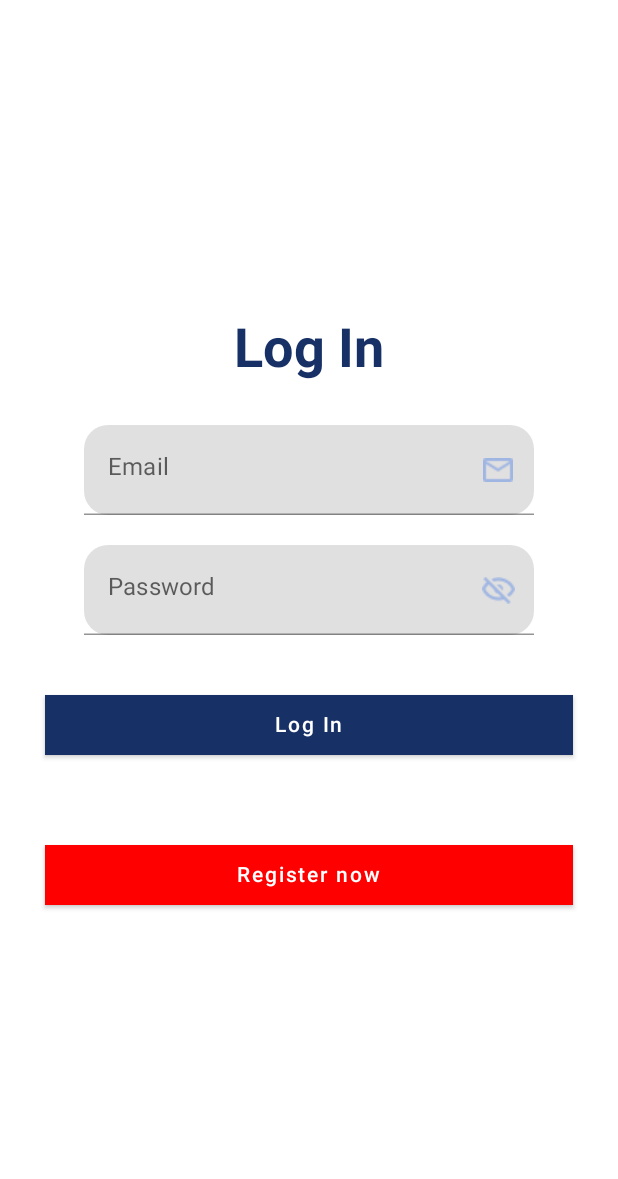
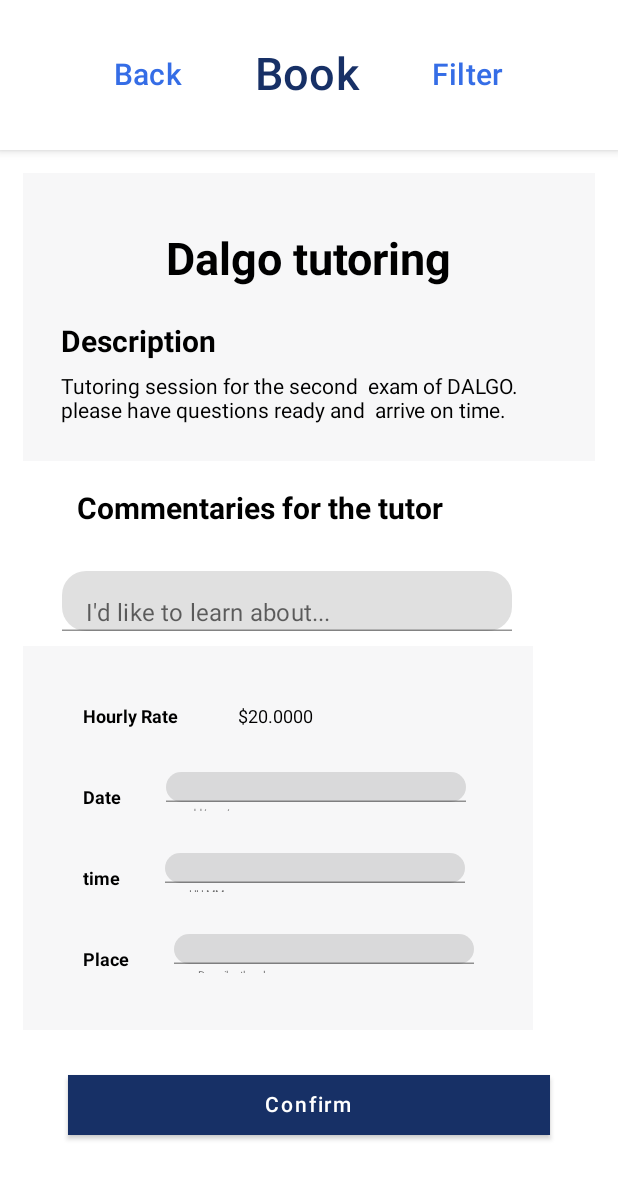
Before and after one commit to shernandezf/MoniApp, an Android app built with Jetpack Compose: the @Preview function DefaultPreview, on a phone screen of 412 x 824 dp. Shown: the top 1179 px of the screen. Run offline under Robolectric (Android 15) with nearby library versions, the phone set to English and light mode, and no system bars.

Commit message:
BookTutoring view finished

```diff
--- a/app/src/main/java/edu/uniandes/moni/navigation/AppNavigation.kt
+++ b/app/src/main/java/edu/uniandes/moni/navigation/AppNavigation.kt
@@ -1,11 +1,15 @@
 package edu.uniandes.moni.navigation
 
 import androidx.compose.runtime.Composable
+import androidx.navigation.NavArgument
+import androidx.navigation.NavType
 import androidx.navigation.compose.NavHost
 import androidx.navigation.compose.composable
 import androidx.navigation.compose.rememberNavController
+import androidx.navigation.navArgument
 import com.example.monitores.HolePage
 import edu.uniandes.moni.data.User
+import edu.uniandes.moni.ui.BookTutoringScreen
 import edu.uniandes.moni.ui.CreateTutoryScreen
 import edu.uniandes.moni.ui.LogInScreen
 import edu.uniandes.moni.ui.SignUpScreen
@@ -28,5 +32,14 @@ fun AppNavigation() {
         composable(route = AppScreens.CreateTutoryScreen.route) {
             CreateTutoryScreen(navController)
         }
+
+        composable(route = AppScreens.BookTutoringScreen.route + "{idTutoring}" , arguments = listOf(
+            navArgument(name = "idTutoring"){
+                type = NavType.StringType
+            }
+        )) {
+            BookTutoringScreen(navController, it.arguments?.getString("idTutoring"))
+        }
+
     }
 }
--- a/app/src/main/java/edu/uniandes/moni/navigation/AppScreens.kt
+++ b/app/src/main/java/edu/uniandes/moni/navigation/AppScreens.kt
@@ -4,6 +4,6 @@ sealed class AppScreens(val route: String) {
     object LoginScreen: AppScreens("log_in")
     object SignUpScreen: AppScreens("sign_up")
     object SearchScreen: AppScreens("search")
-
     object CreateTutoryScreen: AppScreens("create_tutory")
+    object BookTutoringScreen: AppScreens("book_tutoring")
 }
--- a/app/src/main/java/edu/uniandes/moni/ui/BookTutoring.kt
+++ b/app/src/main/java/edu/uniandes/moni/ui/BookTutoring.kt
@@ -1,26 +1,199 @@
 package edu.uniandes.moni.ui
 
-import androidx.compose.foundation.layout.Box
-import androidx.compose.foundation.layout.padding
-import androidx.compose.material.Scaffold
-import androidx.compose.material.rememberScaffoldState
-import androidx.compose.runtime.Composable
+import androidx.compose.foundation.background
+import androidx.compose.foundation.layout.*
+import androidx.compose.foundation.shape.RoundedCornerShape
+import androidx.compose.material.*
+import androidx.compose.runtime.*
+import androidx.compose.ui.Alignment
 import androidx.compose.ui.Modifier
+import androidx.compose.ui.graphics.Color
+import androidx.compose.ui.graphics.RectangleShape
+import androidx.compose.ui.text.font.FontWeight
+import androidx.compose.ui.tooling.preview.Preview
+import androidx.compose.ui.unit.dp
+import androidx.compose.ui.unit.sp
 import androidx.navigation.NavController
+import androidx.navigation.compose.rememberNavController
 import com.example.monitores.BottomPart
 import com.example.monitores.TitleWithButtons
+import edu.uniandes.moni.navigation.AppNavigation
+import edu.uniandes.moni.navigation.AppScreens
+import edu.uniandes.moni.ui.theme.MoniTheme
 
 @Composable
-fun BookTutoringScreen(navController: NavController) {
+fun BookTutoringScreen(navController: NavController, idTutoring: String?) {
 
     val scaffoldState = rememberScaffoldState()
     Scaffold(
         scaffoldState = scaffoldState,
-        topBar = { TitleWithButtons( "Search", true, true) },
+        topBar = { TitleWithButtons( "Book", true, true) },
         bottomBar = { }
     ) {contentPadding ->
         Box(modifier = Modifier
-            .padding(contentPadding)) {
+            .padding(contentPadding)
+            .padding(15.dp)
+        ) {
+            Column() {
+                TutoringDescription("Dalgo tutoring", "Tutoring session for the second  exam of DALGO. please have questions ready and  arrive on time.")
+                var commentary = TextFieldWithTitle("Commentaries for the tutor", "I'd like to learn about...")
+                BoxWithRows("Hourly Rate", "$20.0000",
+                "Date", "dd/mm/yyyy",
+                "time","HH:MM",
+                "Place", "Describe the place")
+                Button(onClick = {
+                    navController.navigate(route = AppScreens.SignUpScreen.route)
+
+                },
+                    colors = ButtonDefaults.buttonColors(backgroundColor = Color(23,48,102)),
+                    shape = RectangleShape,
+                    modifier = Modifier
+                        .fillMaxWidth()
+                        .padding(30.dp)
+                        .size(300.dp, 40.dp))
+
+                {
+                    Text(
+                        text = "Confirm",
+                        color = Color.White
+                    )
+
+                }
+            }
+
         }
     }
 }
+
+@Composable
+fun TutoringDescription(tutoryTitle: String, description: String) {
+    Box(
+        modifier = Modifier
+            .background(Color(247, 247, 248))
+            .padding(20.dp)
+    ) {
+        Column() {
+            Text(
+                text = tutoryTitle,
+                fontSize = 30.sp,
+                color = Color.Black,
+
+                fontWeight = FontWeight.Bold,
+                modifier = Modifier
+                    .align(Alignment.CenterHorizontally)
+                    .padding(20.dp)
+            )
+
+            Text(
+                text = "Description",
+                fontSize = 20.sp,
+                color = Color.Black,
+
+                fontWeight = FontWeight.Bold,
+                modifier = Modifier
+                    .align(Alignment.Start)
+                    .padding(5.dp)
+            )
+
+            Text(
+                text = description,
+                fontSize = 14.sp,
+                color = Color.Black,
+
+                modifier = Modifier
+                    .align(Alignment.Start)
+                    .padding(5.dp)
+            )
+
+        }
+
+    }
+}
+
+
+@Composable
+fun BoxWithRows(title1: String, show1: String,
+                title2: String, show2: String,
+                title3: String, show3: String,
+                title4: String, show4: String) {
+    Box(modifier = Modifier
+        .background(Color(247, 247, 248))
+        .padding(20.dp)
+        .width(300.dp)) {
+        Column() {
+            RowWithTitleText(title1, show1)
+            val date = RowWithTitleTextField(title2, show2)
+            val time = RowWithTitleTextField(title3, show3)
+            val place = RowWithTitleTextField(title4, show4)
+        }
+
+    }
+}
+
+@Composable
+fun RowWithTitleTextField(title: String, show: String): String {
+    var text by remember { mutableStateOf("") }
+    Row() {
+        Text(
+            text = title,
+            fontSize = 12.sp,
+            color = Color.Black,
+            fontWeight = FontWeight.Bold,
+            modifier = Modifier
+                .padding(20.dp)
+        )
+        TextField(
+            value = text,
+            onValueChange ={ text = it },
+            label = {
+                Text(text = show,
+                    fontSize = 7.sp) },
+            shape = RoundedCornerShape(16.dp),
+            modifier = Modifier
+                .padding(10.dp)
+                .size(200.dp, 20.dp)
+        )
+
+    }
+    return text
+
+}
+@Composable
+fun RowWithTitleText(title: String, show: String) {
+    Row(horizontalArrangement = Arrangement.SpaceBetween) {
+
+        Text(
+            text = title,
+            fontSize = 12.sp,
+            color = Color.Black,
+            fontWeight = FontWeight.Bold,
+            modifier = Modifier
+                .padding(20.dp)
+        )
+
+        Text(
+            text = show,
+            fontSize = 12.sp,
+            color = Color.Black,
+            modifier = Modifier
+                .padding(20.dp)
+        )
+
+    }
+
+}
+
+@Preview(showBackground = true)
+@Composable
+fun DefaultPreview() {
+    val navController: NavController = rememberNavController()
+    MoniTheme {
+
+        BookTutoringScreen(navController, "")
+        //val viewModel= viewModel<UserSearchViewModel>()
+        //SearchBarTopic(
+        //    viewModelUser = viewModel
+        //)
+
+    }
+}
--- a/app/src/main/java/edu/uniandes/moni/ui/MainActivity.kt
+++ b/app/src/main/java/edu/uniandes/moni/ui/MainActivity.kt
@@ -43,17 +43,3 @@ class MainActivity : ComponentActivity() {
         }
     }
 }
-
-@Preview(showBackground = true)
-@Composable
-fun DefaultPreview() {
-    MoniTheme {
-
-        AppNavigation()
-        //val viewModel= viewModel<UserSearchViewModel>()
-        //SearchBarTopic(
-        //    viewModelUser = viewModel
-        //)
-
-    }
-}
```
